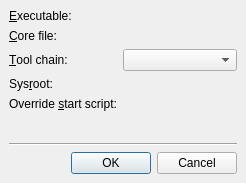
Above: src/plugins/debugger/attachcoredialog.ui from qt-creator/qt-creator before the change. Below: the same form after it.
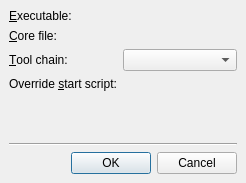
That is the form after the change. Custom widgets are drawn as their Qt base class.

The edit to the form file:
```diff
--- a/src/plugins/debugger/attachcoredialog.ui
+++ b/src/plugins/debugger/attachcoredialog.ui
@@ -70,20 +70,10 @@
      <item row="2" column="1">
       <widget class="Debugger::Internal::DebuggerToolChainComboBox" name="toolchainComboBox"/>
      </item>
-     <item row="3" column="0">
-      <widget class="QLabel" name="sysrootLabel">
-       <property name="text">
-        <string>Sys&amp;root:</string>
-       </property>
-       <property name="buddy">
-        <cstring>sysrootPathChooser</cstring>
-       </property>
-      </widget>
-     </item>
      <item row="3" column="1">
-      <widget class="Utils::PathChooser" name="sysrootPathChooser" native="true"/>
+      <widget class="Utils::PathChooser" name="overrideStartScriptFileName" native="true"/>
      </item>
-     <item row="4" column="0">
+     <item row="3" column="0">
       <widget class="QLabel" name="overrideStartScriptLabel">
        <property name="text">
         <string>Override &amp;start script:</string>
@@ -93,9 +83,6 @@
        </property>
       </widget>
      </item>
-     <item row="4" column="1">
-      <widget class="Utils::PathChooser" name="overrideStartScriptFileName" native="true"/>
-     </item>
     </layout>
    </item>
    <item>
```
